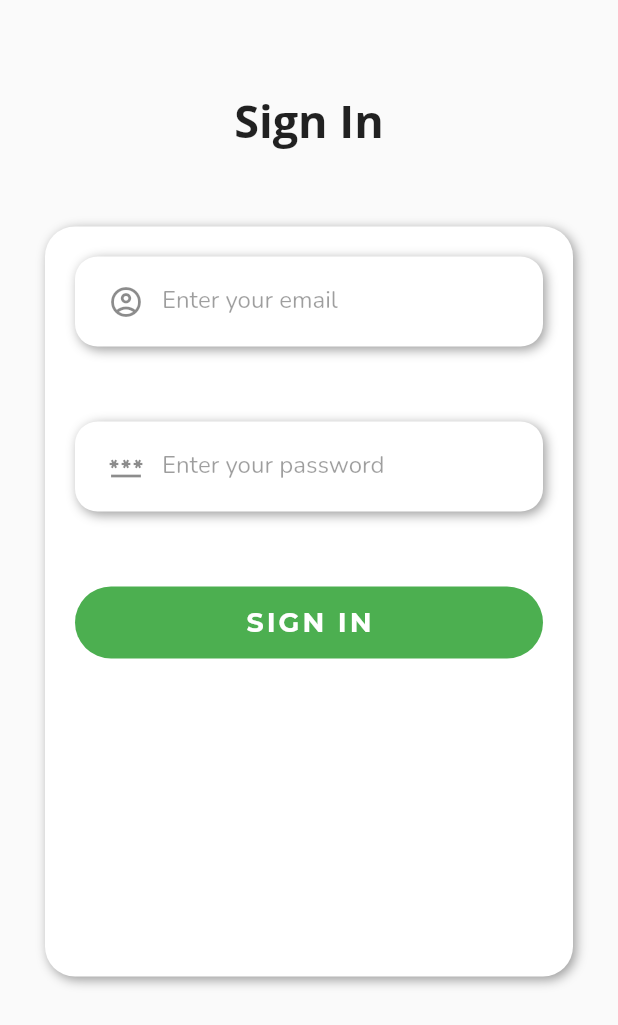
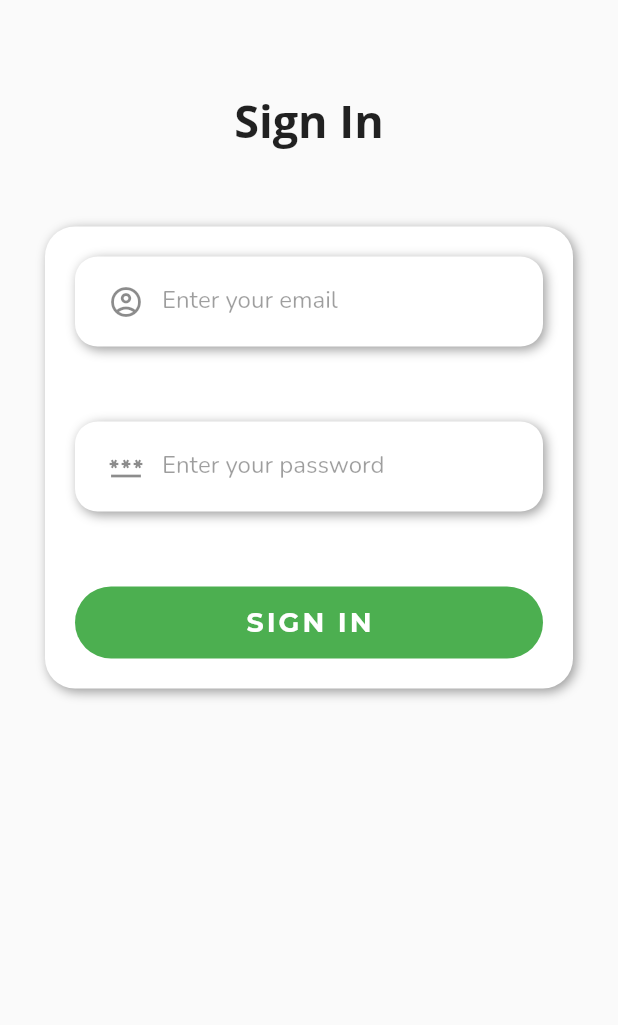
Before and after one commit to ILoveBacteria/namakala, a Flutter app: the screen it shows after launch, on a phone screen of 412 x 824 dp. Shown: the top 1025 px of the screen. Run offline on Flutter 3.47's test engine with Material 2 defaults, Android fonts, the phone set to English and light mode, and no system bars; our stand-ins replace google_fonts.

Commit message:
Code refactored

```diff
--- a/lib/screens/login.dart
+++ b/lib/screens/login.dart
@@ -22,15 +22,14 @@ class _LoginState extends State<Login> {
           const SizedBox(height: 50.0),
           Container(
             width: double.infinity,
-            height: 500.0,
             padding: const EdgeInsets.all(20.0),
             decoration: containerDecoration(),
             child: Column(
               children: [
                 _buildEmail(),
-                const SizedBox(height: 50),
+                Field.separate(),
                 _buildPassword(),
-                const SizedBox(height: 50),
+                Field.separate(),
                 _buildSignInButton(),
               ],
             ),
--- a/lib/widgets/field.dart
+++ b/lib/widgets/field.dart
@@ -13,6 +13,10 @@ class Field {
     return InputBorder.none;
   }
 
+  static separate() {
+    return const SizedBox(height: 50);
+  }
+
   static container(Widget child) {
     return Container(
         height: 60.0,
```
